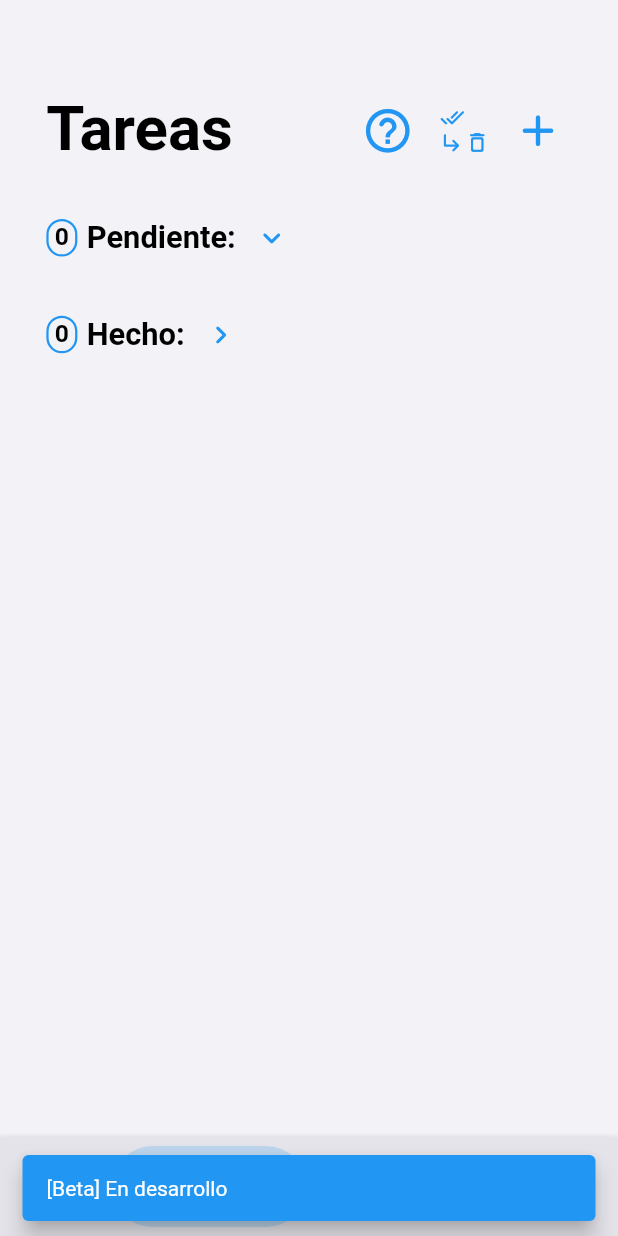
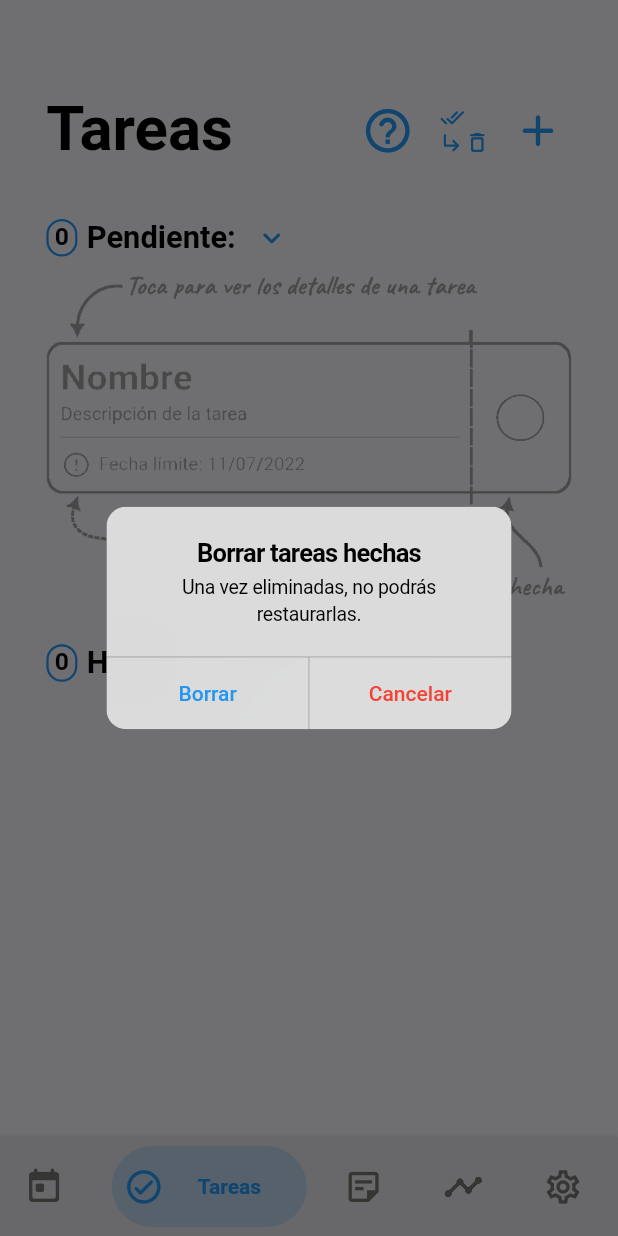
Before and after one commit to joaquinsolla/Simplex, a Flutter app: the screen it shows once a user with an empty profile is signed in, item 2 of the bottom bar chosen, after a tap on the "done all" icon, on a phone screen of 412 x 824 dp. Run offline on Flutter 3.47's test engine with Material 2 defaults, Android fonts, the phone set to English and light mode, and no system bars; drawn by our look-alikes of bottom_navy_bar; our stand-ins replace cloud_firestore, firebase_auth, firebase_core, flutter_local_notifications, focused_menu, shared_preferences and 2 more; accounts and stored records are empty.

Commit message:
Implemented done todos deletion => Added Cupertino dialogs. Added todo preview.

```diff
--- a/lib/main.dart
+++ b/lib/main.dart
@@ -38,10 +38,12 @@ Future main() async {
       '/events/add_event': (context) => const AddEvent(),
       '/events/event_details': (context) => const EventDetails(),
       '/events/edit_event': (context) => const EditEvent(),
+      '/events/events_help': (context) => const EventsHelp(),
 
       '/todos/add_todo': (context) => const AddTodo(),
       '/todos/todo_details': (context) => const TodoDetails(),
       '/todos/edit_todo': (context) => const EditTodo(),
+      '/todos/todos_help': (context) => const TodosHelp(),
     },
   ));
 
--- a/lib/pages/all_pages.dart
+++ b/lib/pages/all_pages.dart
@@ -5,6 +5,7 @@ export 'events/events_main.dart';
 export 'events/add_event.dart';
 export 'events/event_details.dart';
 export 'events/edit_event.dart';
+export 'events/events_help.dart';
 
 export 'notes/notes_main.dart';
 
@@ -14,3 +15,4 @@ export 'todos/todos_main.dart';
 export 'todos/add_todo.dart';
 export 'todos/todo_details.dart';
 export 'todos/edit_todo.dart';
+export 'todos/todos_help.dart';
--- a/lib/pages/events/events_main.dart
+++ b/lib/pages/events/events_main.dart
@@ -77,8 +77,7 @@ class _EventsMainPageState extends State<EventsMainPage> {
               color: colorSpecialItem, size: deviceWidth * 0.085),
           splashRadius: 0.001,
           onPressed: () {
-            //TODO: help
-            snackBar(context, '[Beta] En desarrollo', colorSpecialItem);
+            Navigator.pushNamed(context, '/events/events_help');
           },
         ),
         IconButton(
@@ -274,12 +273,21 @@ class _EventsMainPageState extends State<EventsMainPage> {
                   ),
 
                   if (events.length == 0) SizedBox(height: deviceHeight*0.025,),
-                  if (events.length == 0) Row(
+                  if (events.length == 0 && darkMode==true) Row(
                     mainAxisAlignment: MainAxisAlignment.center,
                     children: [Container(
                       width: deviceWidth * 0.85,
                       alignment: Alignment.center,
                       child: Image.asset('assets/event_preview_dark.png',
+                        scale: deviceWidth * 0.0001,),
+                    ),],
+                  ),
+                  if (events.length == 0 && darkMode==false) Row(
+                    mainAxisAlignment: MainAxisAlignment.center,
+                    children: [Container(
+                      width: deviceWidth * 0.85,
+                      alignment: Alignment.center,
+                      child: Image.asset('assets/event_preview_light.png',
                         scale: deviceWidth * 0.0001,),
                     ),],
                   ),
--- a/lib/pages/notes/notes_main.dart
+++ b/lib/pages/notes/notes_main.dart
@@ -30,7 +30,9 @@ class _NotesMainPageState extends State<NotesMainPage> {
           icon: Icon(Icons.add_rounded,
               color: colorSpecialItem, size: deviceWidth * 0.085),
           splashRadius: 0.001,
-          onPressed: () {},
+          onPressed: () {
+            snackBar(context, '[Beta] En desarrollo', colorSpecialItem);
+          },
         ),
       ),
     ]);
--- a/lib/pages/routines/routines_main.dart
+++ b/lib/pages/routines/routines_main.dart
@@ -30,7 +30,9 @@ class _RoutinesMainPageState extends State<RoutinesMainPage> {
           icon: Icon(Icons.add_rounded,
               color: colorSpecialItem, size: deviceWidth * 0.085),
           splashRadius: 0.001,
-          onPressed: () {},
+          onPressed: () {
+            snackBar(context, '[Beta] En desarrollo', colorSpecialItem);
+          },
         ),
       )
     ]);
--- a/lib/pages/todos/add_todo.dart
+++ b/lib/pages/todos/add_todo.dart
@@ -57,7 +57,7 @@ class _AddTodoState extends State<AddTodo> {
               TextField(
                 keyboardType: TextInputType.text,
                 textCapitalization: TextCapitalization.sentences,
-                textInputAction: TextInputAction.next,
+                textInputAction: TextInputAction.done,
                 maxLines: null,
                 focusNode: descriptionFocusNode,
                 style: TextStyle(color: colorMainText),
@@ -180,7 +180,7 @@ class _AddTodoState extends State<AddTodo> {
           CheckboxListTile(
             activeColor: colorSpecialItem,
             title: Text(
-              'Tiene fecha límite',
+              'Tarea con fecha límite',
               style: TextStyle(
                   color: colorMainText,
                   fontSize: deviceWidth * 0.04,
--- a/lib/pages/todos/edit_todo.dart
+++ b/lib/pages/todos/edit_todo.dart
@@ -62,7 +62,7 @@ class _EditTodoState extends State<EditTodo> {
               TextField(
                 keyboardType: TextInputType.text,
                 textCapitalization: TextCapitalization.sentences,
-                textInputAction: TextInputAction.next,
+                textInputAction: TextInputAction.done,
                 maxLines: null,
                 focusNode: descriptionFocusNode,
                 style: TextStyle(color: colorMainText),
@@ -185,7 +185,7 @@ class _EditTodoState extends State<EditTodo> {
           CheckboxListTile(
             activeColor: colorSpecialItem,
             title: Text(
-              'Tiene fecha límite',
+              'Tarea con fecha límite',
               style: TextStyle(
                   color: colorMainText,
                   fontSize: deviceWidth * 0.04,
--- a/lib/pages/todos/todos_main.dart
+++ b/lib/pages/todos/todos_main.dart
@@ -1,3 +1,4 @@
+import 'package:flutter/cupertino.dart';
 import 'package:flutter/material.dart';
 import 'package:focused_menu/focused_menu.dart';
 import 'package:focused_menu/modals.dart';
@@ -47,8 +48,7 @@ class _TodosMainPageState extends State<TodosMainPage> {
               color: colorSpecialItem, size: deviceWidth * 0.085),
           splashRadius: 0.001,
           onPressed: () {
-            //TODO: help
-            snackBar(context, '[Beta] En desarrollo', colorSpecialItem);
+            Navigator.pushNamed(context, '/todos/todos_help');
           },
         ),
         IconButton(
@@ -72,10 +72,7 @@ class _TodosMainPageState extends State<TodosMainPage> {
             ),
           ),
           splashRadius: 0.001,
-          onPressed: () {
-            //TODO: remove done
-            snackBar(context, '[Beta] En desarrollo', colorSpecialItem);
-          },
+          onPressed: () => _showClearDialog(),
         ),
         IconButton(
           icon: Icon(Icons.add_rounded,
@@ -98,7 +95,10 @@ class _TodosMainPageState extends State<TodosMainPage> {
               late IconData showPendingTodosIcon;
               if (showPendingTodos) showPendingTodosIcon = Icons.keyboard_arrow_down_rounded;
               else showPendingTodosIcon = Icons.keyboard_arrow_right_rounded;
-              return Row(children: [
+              return Column(
+                mainAxisAlignment: MainAxisAlignment.center,
+                children: [
+                  Row(children: [
                     Container(
                       alignment: Alignment.center,
                       padding: EdgeInsets.fromLTRB(deviceWidth*0.01, deviceWidth*0.0025, deviceWidth*0.01, deviceWidth*0.005),
@@ -135,7 +135,28 @@ class _TodosMainPageState extends State<TodosMainPage> {
                       },
                       splashRadius: 0.0001,
                     ),
-              ],);
+                  ],),
+                  if (todos.length > 0 && showPendingTodos) SizedBox(height: deviceHeight * 0.005),
+                  if (todos.length == 0 && darkMode==true && showPendingTodos) Row(
+                    mainAxisAlignment: MainAxisAlignment.center,
+                    children: [Container(
+                      width: deviceWidth * 0.85,
+                      alignment: Alignment.center,
+                      child: Image.asset('assets/todo_preview_dark.png',
+                        scale: deviceWidth * 0.0001,),
+                    ),],
+                  ),
+                  if (todos.length == 0 && darkMode==false && showPendingTodos) Row(
+                    mainAxisAlignment: MainAxisAlignment.center,
+                    children: [Container(
+                      width: deviceWidth * 0.85,
+                      alignment: Alignment.center,
+                      child: Image.asset('assets/todo_preview_light.png',
+                        scale: deviceWidth * 0.0001,),
+                    ),],
+                  ),
+                ],
+              );
             } else {
               late IconData showPendingTodosIcon;
               if (showPendingTodos) showPendingTodosIcon = Icons.keyboard_arrow_down_rounded;
@@ -418,7 +439,7 @@ class _TodosMainPageState extends State<TodosMainPage> {
                   onPressed: () {
                     cancelAllTodoNotifications(todo.id);
                     deleteTodoById(todo.id);
-                    snackBar(context, 'Tarea eliminada', Colors.greenAccent);
+                    snackBar(context, 'Tarea eliminada', Colors.green);
                   },
                 ),
               ],
@@ -1771,4 +1792,30 @@ class _TodosMainPageState extends State<TodosMainPage> {
 
   }
 
-}
+  void _showClearDialog() {
+    showDialog(
+        context: context,
+        builder: (context) {
+          return CupertinoAlertDialog(
+            title: Text('Borrar tareas hechas'),
+            content: Text('Una vez eliminadas, no podrás restaurarlas.'),
+            actions: <Widget>[
+              TextButton(
+                  onPressed: () async {
+                    await deleteDoneTodos();
+                    Navigator.pop(context);
+                    snackBar(context, 'Tareas hechas eliminadas', Colors.green);
+                  },
+                  child: Text('Borrar', style: TextStyle(color: colorSpecialItem),)),
+              TextButton(
+                onPressed: () {
+                  Navigator.pop(context);
+                },
+                child: Text('Cancelar', style: TextStyle(color: Colors.red),),
+              )
+            ],
+          );
+        });
+  }
+
+}
```
Also changed, not shown: lib/pages/events/events_help.dart (added, +33 -0 lines), lib/pages/todos/todos_help.dart (added, +32 -0 lines), lib/services/firestore_service.dart (+15 -0 lines), assets/todo_preview_dark.png (added), assets/todo_preview_light.png (added), 1 other file. Lines whose indentation alone changed are shown as unchanged.
